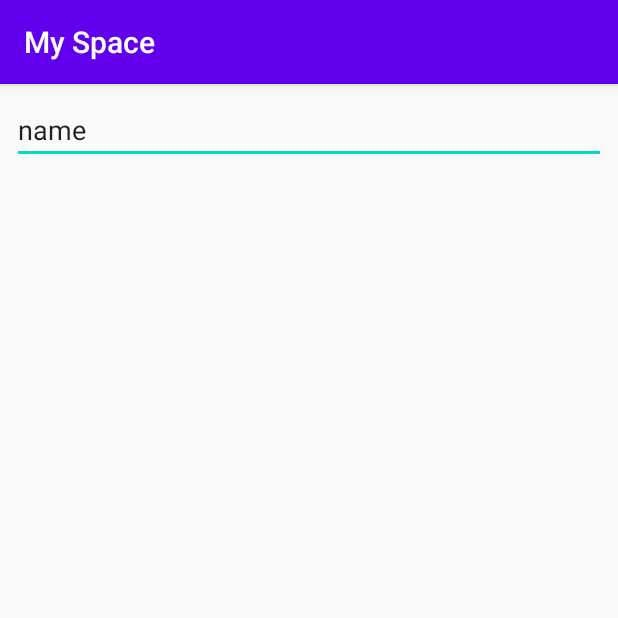
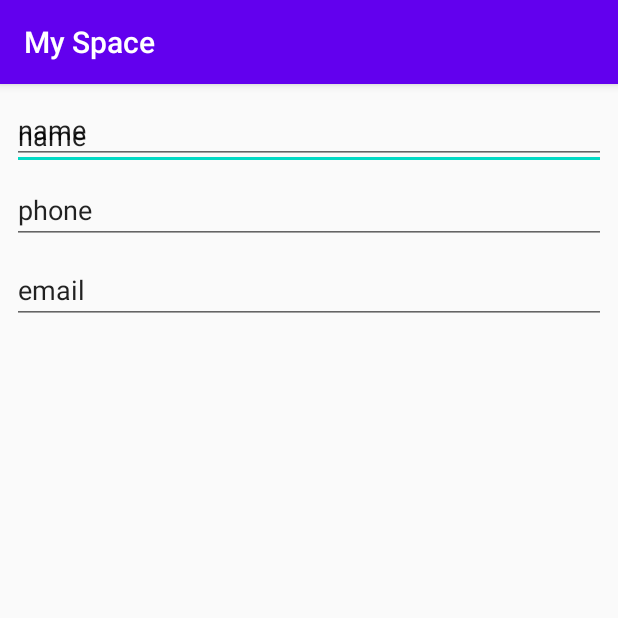
Before and after one commit to mkizhevsk/MySpace, an Android app: the ContactFormActivity screen opened directly, with no data from a screen before it, on a phone screen of 412 x 824 dp, the top half of it. Run offline under Robolectric (Android 15) with nearby library versions, the light colour scheme and no system bars.

Commit message:
some changes

```diff
--- a/app/src/main/res/layout/contact_form.xml
+++ b/app/src/main/res/layout/contact_form.xml
@@ -3,6 +3,19 @@
     xmlns:app="http://schemas.android.com/apk/res-auto"
     android:layout_width="match_parent"
     android:layout_height="wrap_content">
+
+    <EditText
+        android:id="@+id/id"
+        android:layout_width="0dp"
+        android:layout_height="wrap_content"
+        android:text="name"
+        android:layout_marginTop="8dp"
+        android:layout_marginLeft="8dp"
+        android:layout_marginRight="8dp"
+        app:layout_constraintTop_toTopOf="parent"
+        app:layout_constraintBottom_toTopOf="@id/phone"
+        app:layout_constraintLeft_toLeftOf="parent"
+        app:layout_constraintRight_toRightOf="parent" />
 
     <EditText
         android:id="@+id/name"
@@ -12,9 +25,35 @@
         android:layout_marginTop="8dp"
         android:layout_marginLeft="8dp"
         android:layout_marginRight="8dp"
+        app:layout_constraintTop_toTopOf="parent"
+        app:layout_constraintBottom_toTopOf="@id/phone"
+        app:layout_constraintLeft_toLeftOf="parent"
+        app:layout_constraintRight_toRightOf="parent" />
+
+    <EditText
+        android:id="@+id/phone"
+        android:layout_width="0dp"
+        android:layout_height="wrap_content"
+        android:text="phone"
+        android:layout_marginTop="8dp"
+        android:layout_marginLeft="8dp"
+        android:layout_marginRight="8dp"
+        app:layout_constraintTop_toBottomOf="@id/name"
+        app:layout_constraintBottom_toTopOf="@id/email"
+        app:layout_constraintLeft_toLeftOf="parent"
+        app:layout_constraintRight_toRightOf="parent" />
+
+    <EditText
+        android:id="@+id/email"
+        android:layout_width="0dp"
+        android:layout_height="wrap_content"
+        android:text="email"
+        android:layout_marginTop="8dp"
+        android:layout_marginLeft="8dp"
+        android:layout_marginRight="8dp"
+        app:layout_constraintTop_toBottomOf="@id/phone"
         app:layout_constraintBottom_toBottomOf="parent"
         app:layout_constraintLeft_toLeftOf="parent"
-        app:layout_constraintRight_toRightOf="parent"
-        app:layout_constraintTop_toTopOf="parent" />
+        app:layout_constraintRight_toRightOf="parent" />
 
 </androidx.constraintlayout.widget.ConstraintLayout>
```
